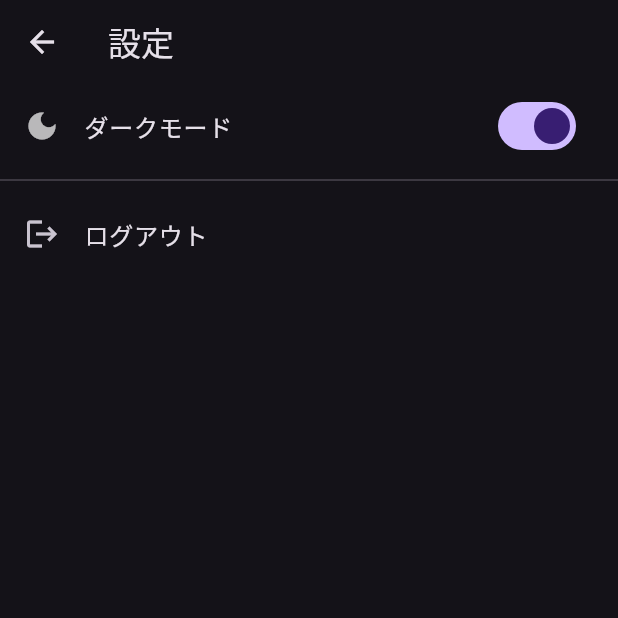
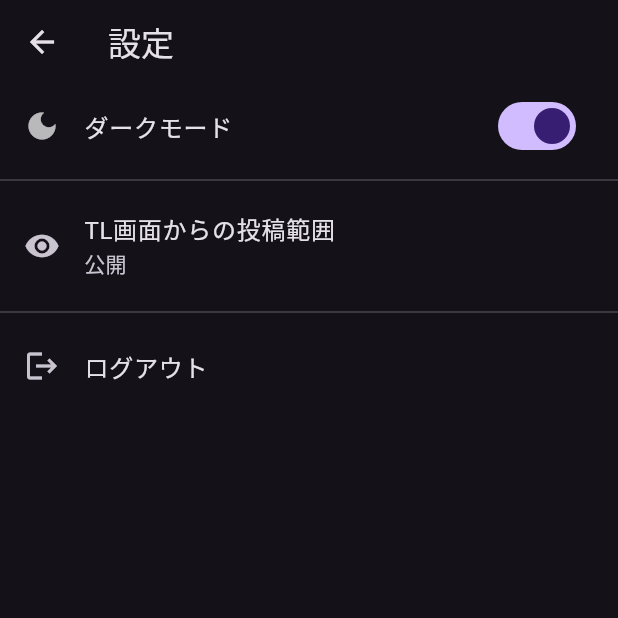
Before and after one commit to Delta-Time/BlueWinter, a Flutter app: the SettingsScreen screen opened directly, after a tap on "ダークモード", on a phone screen of 412 x 824 dp, the top half of it. Run offline on Flutter 3.47's test engine with Material 3 defaults, Android fonts, the phone set to English and light mode, and no system bars; our stand-ins replace cached_network_image, flutter_html, flutter_secure_storage, shared_preferences; accounts and stored records are empty.

Commit message:
SettingsProviderを追加し、設定画面に投稿範囲の設定機能を実装しました。また、タイムライン画面で設定から投稿範囲を取得するように変更しました。

```diff
--- a/b_winter/lib/main.dart
+++ b/b_winter/lib/main.dart
@@ -4,6 +4,7 @@ import 'providers/auth_provider.dart';
 import 'providers/mastodon_provider.dart';
 import 'providers/timeline_provider.dart';
 import 'providers/theme_provider.dart';
+import 'providers/settings_provider.dart';
 import 'services/storage_service.dart';
 import 'services/mastodon_service.dart';
 import 'screens/splash_screen.dart';
@@ -56,6 +57,11 @@ class MyApp extends StatelessWidget {
         ChangeNotifierProvider(
           create: (_) => ThemeProvider(),
         ),
+
+        // SettingsProviderの提供
+        ChangeNotifierProvider(
+          create: (_) => SettingsProvider(),
+        ),
       ],
       child: Consumer<ThemeProvider>(
         builder: (context, themeProvider, child) {
--- /dev/null
+++ b/b_winter/lib/providers/settings_provider.dart
@@ -0,0 +1,31 @@
+import 'package:flutter/foundation.dart';
+import 'package:shared_preferences/shared_preferences.dart';
+
+class SettingsProvider with ChangeNotifier {
+  // デフォルト値
+  String _defaultVisibility = 'public';
+
+  // ゲッター
+  String get defaultVisibility => _defaultVisibility;
+
+  SettingsProvider() {
+    _loadSettings();
+  }
+
+  // 設定を読み込む
+  Future<void> _loadSettings() async {
+    final prefs = await SharedPreferences.getInstance();
+    _defaultVisibility = prefs.getString('default_visibility') ?? 'public';
+    notifyListeners();
+  }
+
+  // デフォルトの可視性設定を更新
+  Future<void> setDefaultVisibility(String visibility) async {
+    if (_defaultVisibility != visibility) {
+      _defaultVisibility = visibility;
+      final prefs = await SharedPreferences.getInstance();
+      await prefs.setString('default_visibility', visibility);
+      notifyListeners();
+    }
+  }
+}
--- a/b_winter/lib/screens/settings_screen.dart
+++ b/b_winter/lib/screens/settings_screen.dart
@@ -2,6 +2,7 @@ import 'package:flutter/material.dart';
 import 'package:provider/provider.dart';
 import '../providers/auth_provider.dart';
 import '../providers/theme_provider.dart';
+import '../providers/settings_provider.dart';
 
 class SettingsScreen extends StatelessWidget {
   const SettingsScreen({Key? key}) : super(key: key);
@@ -9,6 +10,7 @@ class SettingsScreen extends StatelessWidget {
   @override
   Widget build(BuildContext context) {
     final themeProvider = Provider.of<ThemeProvider>(context);
+    final settingsProvider = Provider.of<SettingsProvider>(context);
     final isDarkMode = Theme.of(context).brightness == Brightness.dark;
 
     return Scaffold(
@@ -29,6 +31,16 @@ class SettingsScreen extends StatelessWidget {
             ),
           ),
           const Divider(),
+
+          // TL画面からの投稿範囲設定
+          ListTile(
+            title: const Text('TL画面からの投稿範囲'),
+            subtitle: Text(_getVisibilityText(settingsProvider.defaultVisibility)),
+            leading: const Icon(Icons.visibility),
+            onTap: () => _showVisibilityDialog(context, settingsProvider),
+          ),
+
+          const Divider(),
           ListTile(
             leading: const Icon(Icons.logout),
             title: const Text('ログアウト'),
@@ -37,6 +49,64 @@ class SettingsScreen extends StatelessWidget {
         ],
       ),
     );
+  }
+
+  void _showVisibilityDialog(BuildContext context, SettingsProvider settingsProvider) {
+    showDialog(
+      context: context,
+      builder: (BuildContext context) {
+        return AlertDialog(
+          title: const Text('投稿範囲の設定'),
+          content: Column(
+            mainAxisSize: MainAxisSize.min,
+            children: [
+              _buildVisibilityOption(context, settingsProvider, 'public', '公開'),
+              _buildVisibilityOption(context, settingsProvider, 'unlisted', '未収載'),
+              _buildVisibilityOption(context, settingsProvider, 'private', 'フォロワー限定'),
+              _buildVisibilityOption(context, settingsProvider, 'direct', 'ダイレクト'),
+            ],
+          ),
+          actions: [
+            TextButton(
+              onPressed: () {
+                Navigator.pop(context);
+              },
+              child: const Text('キャンセル'),
+            ),
+          ],
+        );
+      },
+    );
+  }
+
+  Widget _buildVisibilityOption(BuildContext context, SettingsProvider settingsProvider,
+      String value, String label) {
+    return RadioListTile<String>(
+      title: Text(label),
+      value: value,
+      groupValue: settingsProvider.defaultVisibility,
+      onChanged: (String? newValue) {
+        if (newValue != null) {
+          settingsProvider.setDefaultVisibility(newValue);
+          Navigator.pop(context);
+        }
+      },
+    );
+  }
+
+  String _getVisibilityText(String visibility) {
+    switch (visibility) {
+      case 'public':
+        return '公開';
+      case 'unlisted':
+        return '未収載';
+      case 'private':
+        return 'フォロワー限定';
+      case 'direct':
+        return 'ダイレクト';
+      default:
+        return visibility;
+    }
   }
 
   void _showLogoutDialog(BuildContext context) {
--- a/b_winter/lib/screens/timeline_screen.dart
+++ b/b_winter/lib/screens/timeline_screen.dart
@@ -4,6 +4,7 @@ import 'package:provider/provider.dart';
 import '../models/toot_model.dart';
 import '../providers/timeline_provider.dart';
 import '../providers/mastodon_provider.dart';
+import '../providers/settings_provider.dart';
 import '../widgets/toot_card.dart';
 import 'toot_detail_screen.dart';
 import 'compose_screen.dart';
@@ -177,9 +178,12 @@ class _TimelineScreenState extends State<TimelineScreen> {
     });
 
     try {
+      // 設定から投稿範囲を取得
+      final defaultVisibility = Provider.of<SettingsProvider>(context, listen: false).defaultVisibility;
+
       await Provider.of<MastodonProvider>(context, listen: false).postStatus(
         status: text,
-        visibility: 'public',
+        visibility: defaultVisibility,
       );
 
       _textController.clear();
```
